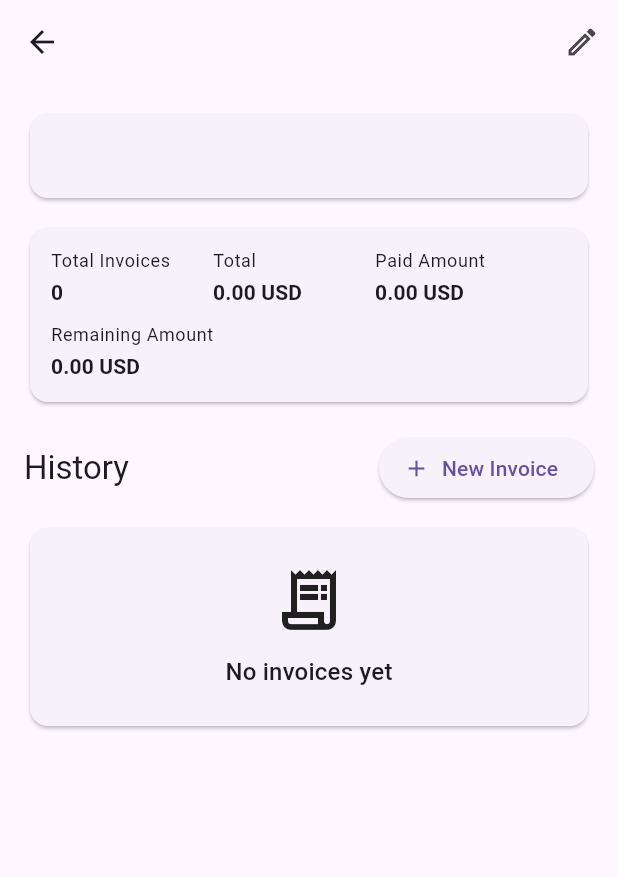
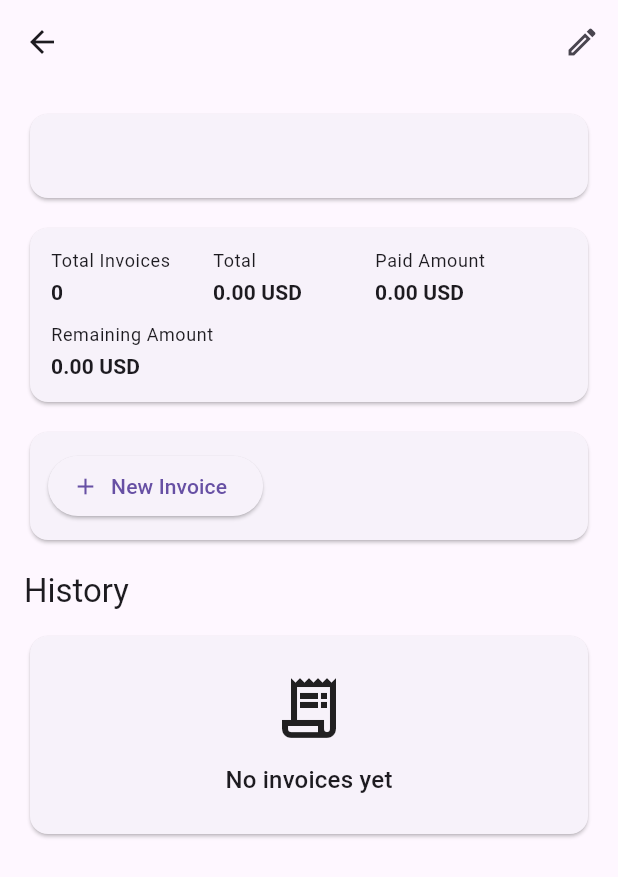
Before and after one commit to Mayyad78/invoiceflow, a Flutter app: the ClientDetailsScreen screen opened directly with empty values, on a phone screen of 412 x 824 dp. Shown: the top 877 px of the screen. Run offline on Flutter 3.47's test engine with Material 3 defaults, Android fonts, the phone set to English and light mode, and no system bars; our stand-ins replace flutter_riverpod, hive, hive_flutter, image_picker, pdf, printing; missing offline and left inert: file_selector; accounts and stored records are empty.

Commit message:
Complete Step 28 invoice creation speed improvements

```diff
--- a/lib/features/clients/client_details_screen.dart
+++ b/lib/features/clients/client_details_screen.dart
@@ -47,6 +47,30 @@ class ClientDetailsScreen extends ConsumerWidget {
     );
   }
 
+  void _openNewInvoice(BuildContext context) {
+    Navigator.of(context).push(
+      MaterialPageRoute(
+        builder: (_) => CreateInvoiceScreen(
+          type: 'invoice',
+          invoice: _buildPrefilledInvoiceDraft(),
+          isDuplicate: true,
+        ),
+      ),
+    );
+  }
+
+  void _openDuplicateLatestInvoice(BuildContext context, InvoiceModel invoice) {
+    Navigator.of(context).push(
+      MaterialPageRoute(
+        builder: (_) => CreateInvoiceScreen(
+          type: invoice.type,
+          invoice: invoice,
+          isDuplicate: true,
+        ),
+      ),
+    );
+  }
+
   @override
   Widget build(BuildContext context, WidgetRef ref) {
     final t = AppLocalizations.of(context)!;
@@ -57,6 +81,10 @@ class ClientDetailsScreen extends ConsumerWidget {
         .where((invoice) => invoice.clientId == client.id && !invoice.isTemplate)
         .toList()
       ..sort((a, b) => b.issueDate.compareTo(a.issueDate));
+
+    final latestInvoice = clientInvoices.where((invoice) => invoice.type == 'invoice').isEmpty
+        ? null
+        : clientInvoices.firstWhere((invoice) => invoice.type == 'invoice');
 
     final totalDocuments = clientInvoices.length;
     final totalAmount = clientInvoices.fold<double>(
@@ -148,31 +176,34 @@ class ClientDetailsScreen extends ConsumerWidget {
               ),
             ),
           ),
+          const SizedBox(height: 12),
+          Card(
+            child: Padding(
+              padding: const EdgeInsets.all(12),
+              child: Wrap(
+                spacing: 8,
+                runSpacing: 8,
+                children: [
+                  ElevatedButton.icon(
+                    onPressed: () => _openNewInvoice(context),
+                    icon: const Icon(Icons.add),
+                    label: Text(t.newInvoice),
+                  ),
+                  if (latestInvoice != null)
+                    OutlinedButton.icon(
+                      onPressed: () =>
+                          _openDuplicateLatestInvoice(context, latestInvoice),
+                      icon: const Icon(Icons.copy_outlined),
+                      label: Text(t.duplicate),
+                    ),
+                ],
+              ),
+            ),
+          ),
           const SizedBox(height: 16),
-          Row(
-            children: [
-              Expanded(
-                child: Text(
-                  t.history,
-                  style: Theme.of(context).textTheme.titleLarge,
-                ),
-              ),
-              ElevatedButton.icon(
-                onPressed: () {
-                  Navigator.of(context).push(
-                    MaterialPageRoute(
-                      builder: (_) => CreateInvoiceScreen(
-                        type: 'invoice',
-                        invoice: _buildPrefilledInvoiceDraft(),
-                        isDuplicate: true,
-                      ),
-                    ),
-                  );
-                },
-                icon: const Icon(Icons.add),
-                label: Text(t.newInvoice),
-              ),
-            ],
+          Text(
+            t.history,
+            style: Theme.of(context).textTheme.titleLarge,
           ),
           const SizedBox(height: 12),
           if (clientInvoices.isEmpty)
```
Also changed, not shown: lib/features/invoices/invoices_screen.dart (+108 -22 lines), 1 other file.
